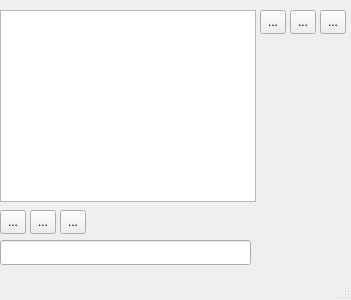
The window that src/_gui/mainwindow.ui (rewisch/ReMP3) describes before a commit, drawn with Qt 5.
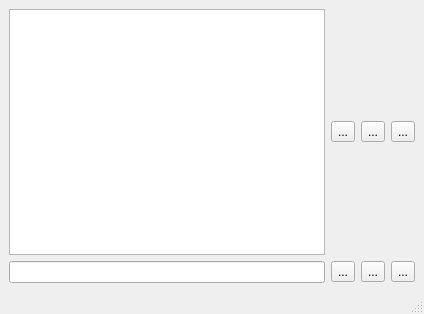
The same window after the commit. Icons and pictures are not drawn.

Commit message:
gui and drag&drop
make gui scalable & enable drag&drop for song files in order to add to database.

The edit to the form file:
```diff
--- a/src/_gui/mainwindow.ui
+++ b/src/_gui/mainwindow.ui
@@ -6,40 +6,53 @@
    <rect>
     <x>0</x>
     <y>0</y>
-    <width>351</width>
-    <height>300</height>
+    <width>424</width>
+    <height>314</height>
    </rect>
   </property>
   <property name="windowTitle">
    <string>ReMP3</string>
   </property>
   <widget class="QWidget" name="centralwidget">
-   <widget class="QToolButton" name="tbPlay">
-    <property name="geometry">
-     <rect>
-      <x>260</x>
-      <y>10</y>
-      <width>26</width>
-      <height>24</height>
-     </rect>
-    </property>
+   <layout class="QGridLayout" name="gridLayout">
+    <item row="1" column="5">
+     <widget class="QToolButton" name="tbAddSong">
+      <property name="text">
+       <string>...</string>
+      </property>
+      <property name="icon">
+       <iconset>
+        <normaloff>icons/plus.png</normaloff>icons/plus.png</iconset>
+      </property>
+     </widget>
+    </item>
+    <item row="1" column="7">
+     <widget class="QToolButton" name="tbFileDialog">
     <property name="text">
      <string>...</string>
     </property>
     <property name="icon">
      <iconset>
-      <normaloff>icons/control.png</normaloff>icons/control.png</iconset>
-    </property>
-   </widget>
+        <normaloff>icons/folder-search-result.png</normaloff>icons/folder-search-result.png</iconset>
+      </property>
+     </widget>
+    </item>
+    <item row="1" column="6">
+     <widget class="QToolButton" name="tbRemoveSong">
+      <property name="text">
+       <string>...</string>
+      </property>
+      <property name="icon">
+       <iconset>
+        <normaloff>icons/minus.png</normaloff>icons/minus.png</iconset>
+      </property>
+     </widget>
+    </item>
+    <item row="1" column="3">
+     <widget class="QLineEdit" name="songLine"/>
+    </item>
+    <item row="0" column="3">
    <widget class="QListView" name="songView">
-    <property name="geometry">
-     <rect>
-      <x>0</x>
-      <y>10</y>
-      <width>256</width>
-      <height>192</height>
-     </rect>
-    </property>
     <property name="selectionMode">
      <enum>QAbstractItemView::SingleSelection</enum>
     </property>
@@ -47,32 +60,9 @@
      <enum>QAbstractItemView::ScrollPerItem</enum>
     </property>
    </widget>
-   <widget class="QToolButton" name="tbPause">
-    <property name="geometry">
-     <rect>
-      <x>290</x>
-      <y>10</y>
-      <width>26</width>
-      <height>24</height>
-     </rect>
-    </property>
-    <property name="text">
-     <string>...</string>
-    </property>
-    <property name="icon">
-     <iconset>
-      <normaloff>icons/control-pause.png</normaloff>icons/control-pause.png</iconset>
-    </property>
-   </widget>
+    </item>
+    <item row="0" column="7">
    <widget class="QToolButton" name="tbStop">
-    <property name="geometry">
-     <rect>
-      <x>320</x>
-      <y>10</y>
-      <width>26</width>
-      <height>24</height>
-     </rect>
-    </property>
     <property name="text">
      <string>...</string>
     </property>
@@ -81,67 +71,30 @@
       <normaloff>icons/control-stop-square.png</normaloff>icons/control-stop-square.png</iconset>
     </property>
    </widget>
-   <widget class="QToolButton" name="tbAddSong">
-    <property name="geometry">
-     <rect>
-      <x>0</x>
-      <y>210</y>
-      <width>26</width>
-      <height>24</height>
-     </rect>
-    </property>
+    </item>
+    <item row="0" column="6">
+     <widget class="QToolButton" name="tbPause">
     <property name="text">
      <string>...</string>
     </property>
     <property name="icon">
      <iconset>
-      <normaloff>icons/plus.png</normaloff>icons/plus.png</iconset>
-    </property>
-   </widget>
-   <widget class="QToolButton" name="tbRemoveSong">
-    <property name="geometry">
-     <rect>
-      <x>30</x>
-      <y>210</y>
-      <width>26</width>
-      <height>24</height>
-     </rect>
-    </property>
+        <normaloff>icons/control-pause.png</normaloff>icons/control-pause.png</iconset>
+      </property>
+     </widget>
+    </item>
+    <item row="0" column="5">
+     <widget class="QToolButton" name="tbPlay">
     <property name="text">
      <string>...</string>
     </property>
     <property name="icon">
      <iconset>
-      <normaloff>icons/minus.png</normaloff>icons/minus.png</iconset>
-    </property>
-   </widget>
-   <widget class="QLineEdit" name="songLine">
-    <property name="geometry">
-     <rect>
-      <x>0</x>
-      <y>240</y>
-      <width>251</width>
-      <height>25</height>
-     </rect>
-    </property>
-   </widget>
-   <widget class="QToolButton" name="tbFileDialog">
-    <property name="geometry">
-     <rect>
-      <x>60</x>
-      <y>210</y>
-      <width>26</width>
-      <height>24</height>
-     </rect>
-    </property>
-    <property name="text">
-     <string>...</string>
-    </property>
-    <property name="icon">
-     <iconset>
-      <normaloff>icons/folder-search-result.png</normaloff>icons/folder-search-result.png</iconset>
-    </property>
-   </widget>
+        <normaloff>icons/control.png</normaloff>icons/control.png</iconset>
+      </property>
+     </widget>
+    </item>
+   </layout>
   </widget>
   <widget class="QMenuBar" name="menubar">
    <property name="geometry">
```
Left out of the diff: 2 changed lines with no effect on the pictures. Lines whose indentation alone changed are shown as unchanged. The commit also changes 1 other file.
